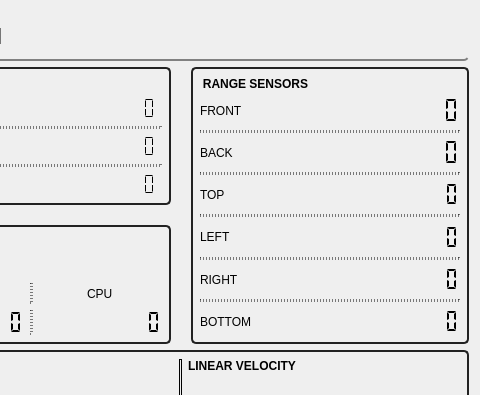
Above: dashboard/resource/dashboard.ui from GroupOfRobots/MiniRysRQT before the change; both pictures show x 119 to 599 and y 0 to 395 of the 599 by 637 pixel window. Below: the same form after it.
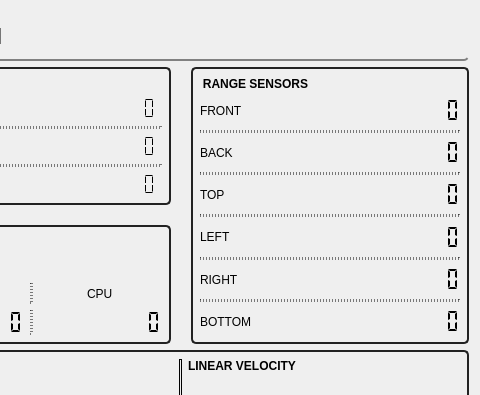
That is the form after the change. Icons and pictures are not drawn.

```diff
--- a/dashboard/resource/dashboard.ui
+++ b/dashboard/resource/dashboard.ui
@@ -144,12 +144,39 @@
             </property>
            </widget>
           </item>
+          <item>
+           <spacer name="horizontalSpacer_2">
+            <property name="orientation">
+             <enum>Qt::Horizontal</enum>
+            </property>
+            <property name="sizeHint" stdset="0">
+             <size>
+              <width>40</width>
+              <height>20</height>
+             </size>
+            </property>
+           </spacer>
+          </item>
           <item alignment="Qt::AlignRight">
            <widget class="QLCDNumber" name="frontDistanceLcdUI">
+            <property name="minimumSize">
+             <size>
+              <width>50</width>
+              <height>25</height>
+             </size>
+            </property>
+            <property name="maximumSize">
+             <size>
+              <width>50</width>
+              <height>16777215</height>
+             </size>
+            </property>
             <property name="font">
              <font>
-              <weight>75</weight>
-              <bold>true</bold>
+              <family>Ubuntu Mono</family>
+              <weight>50</weight>
+              <italic>false</italic>
+              <bold>false</bold>
              </font>
             </property>
             <property name="digitCount">
@@ -173,7 +200,7 @@
          </widget>
         </item>
         <item>
-         <layout class="QHBoxLayout" name="backSensor" stretch="1,0">
+         <layout class="QHBoxLayout" name="backSensor" stretch="1,0,0">
           <item>
            <widget class="QLabel" name="backSensorLabel">
             <property name="text">
@@ -181,12 +208,37 @@
             </property>
            </widget>
           </item>
+          <item>
+           <spacer name="horizontalSpacer_3">
+            <property name="orientation">
+             <enum>Qt::Horizontal</enum>
+            </property>
+            <property name="sizeHint" stdset="0">
+             <size>
+              <width>40</width>
+              <height>20</height>
+             </size>
+            </property>
+           </spacer>
+          </item>
           <item>
            <widget class="QLCDNumber" name="backDistanceLcdUI">
+            <property name="minimumSize">
+             <size>
+              <width>50</width>
+              <height>25</height>
+             </size>
+            </property>
+            <property name="maximumSize">
+             <size>
+              <width>50</width>
+              <height>16777215</height>
+             </size>
+            </property>
             <property name="font">
              <font>
-              <weight>75</weight>
-              <bold>true</bold>
+              <weight>50</weight>
+              <bold>false</bold>
              </font>
             </property>
             <property name="digitCount">
@@ -210,7 +262,7 @@
          </widget>
         </item>
         <item>
-         <layout class="QHBoxLayout" name="topSensorProgressBar" stretch="1,0">
+         <layout class="QHBoxLayout" name="topSensorProgressBar" stretch="1,0,0">
           <item>
            <widget class="QLabel" name="topSensorLabel">
             <property name="text">
@@ -218,14 +270,43 @@
             </property>
            </widget>
           </item>
+          <item>
+           <spacer name="horizontalSpacer_4">
+            <property name="orientation">
+             <enum>Qt::Horizontal</enum>
+            </property>
+            <property name="sizeHint" stdset="0">
+             <size>
+              <width>40</width>
+              <height>20</height>
+             </size>
+            </property>
+           </spacer>
+          </item>
           <item>
            <widget class="QLCDNumber" name="topDistanceLcdUI">
+            <property name="minimumSize">
+             <size>
+              <width>50</width>
+              <height>25</height>
+             </size>
+            </property>
+            <property name="maximumSize">
+             <size>
+              <width>50</width>
+              <height>16777215</height>
+             </size>
+            </property>
             <property name="font">
              <font>
+              <pointsize>11</pointsize>
               <weight>75</weight>
               <bold>true</bold>
              </font>
             </property>
+            <property name="digitCount">
+             <number>4</number>
+            </property>
             <property name="segmentStyle">
              <enum>QLCDNumber::Flat</enum>
             </property>
@@ -244,7 +325,7 @@
          </widget>
         </item>
         <item>
-         <layout class="QHBoxLayout" name="leftSensor" stretch="1,0">
+         <layout class="QHBoxLayout" name="leftSensor" stretch="1,0,0">
           <item>
            <widget class="QLabel" name="leftSensorLabel">
             <property name="text">
@@ -252,14 +333,42 @@
             </property>
            </widget>
           </item>
+          <item>
+           <spacer name="horizontalSpacer_5">
+            <property name="orientation">
+             <enum>Qt::Horizontal</enum>
+            </property>
+            <property name="sizeHint" stdset="0">
+             <size>
+              <width>40</width>
+              <height>20</height>
+             </size>
+            </property>
+           </spacer>
+          </item>
           <item>
            <widget class="QLCDNumber" name="leftDistanceLcdUI">
+            <property name="minimumSize">
+             <size>
+              <width>50</width>
+              <height>25</height>
+             </size>
+            </property>
+            <property name="maximumSize">
+             <size>
+              <width>50</width>
+              <height>16777215</height>
+             </size>
+            </property>
             <property name="font">
              <font>
               <weight>75</weight>
               <bold>true</bold>
              </font>
             </property>
+            <property name="digitCount">
+             <number>4</number>
+            </property>
             <property name="segmentStyle">
              <enum>QLCDNumber::Flat</enum>
             </property>
@@ -278,7 +387,7 @@
          </widget>
         </item>
         <item>
-         <layout class="QHBoxLayout" name="rightSensor" stretch="0,0">
+         <layout class="QHBoxLayout" name="rightSensor" stretch="0,0,0">
           <item>
            <widget class="QLabel" name="rightSensorLabel">
             <property name="text">
@@ -286,14 +395,42 @@
             </property>
            </widget>
           </item>
+          <item>
+           <spacer name="horizontalSpacer_6">
+            <property name="orientation">
+             <enum>Qt::Horizontal</enum>
+            </property>
+            <property name="sizeHint" stdset="0">
+             <size>
+              <width>40</width>
+              <height>20</height>
+             </size>
+            </property>
+           </spacer>
+          </item>
           <item alignment="Qt::AlignRight">
            <widget class="QLCDNumber" name="rightDistanceLcdUI">
+            <property name="minimumSize">
+             <size>
+              <width>50</width>
+              <height>25</height>
+             </size>
+            </property>
+            <property name="maximumSize">
+             <size>
+              <width>50</width>
+              <height>16777215</height>
+             </size>
+            </property>
             <property name="font">
              <font>
               <weight>75</weight>
               <bold>true</bold>
              </font>
             </property>
+            <property name="digitCount">
+             <number>4</number>
+            </property>
             <property name="segmentStyle">
              <enum>QLCDNumber::Flat</enum>
             </property>
@@ -326,14 +463,42 @@
             </property>
            </widget>
           </item>
+          <item>
+           <spacer name="horizontalSpacer_7">
+            <property name="orientation">
+             <enum>Qt::Horizontal</enum>
+            </property>
+            <property name="sizeHint" stdset="0">
+             <size>
+              <width>40</width>
+              <height>20</height>
+             </size>
+            </property>
+           </spacer>
+          </item>
           <item alignment="Qt::AlignRight">
            <widget class="QLCDNumber" name="bottomDistanceLcdUI">
+            <property name="minimumSize">
+             <size>
+              <width>50</width>
+              <height>25</height>
+             </size>
+            </property>
+            <property name="maximumSize">
+             <size>
+              <width>50</width>
+              <height>16777215</height>
+             </size>
+            </property>
             <property name="font">
              <font>
               <weight>75</weight>
               <bold>true</bold>
              </font>
             </property>
+            <property name="digitCount">
+             <number>4</number>
+            </property>
             <property name="segmentStyle">
              <enum>QLCDNumber::Flat</enum>
             </property>
```
Left out of the diff: 6 changed lines with no effect on the pictures.
